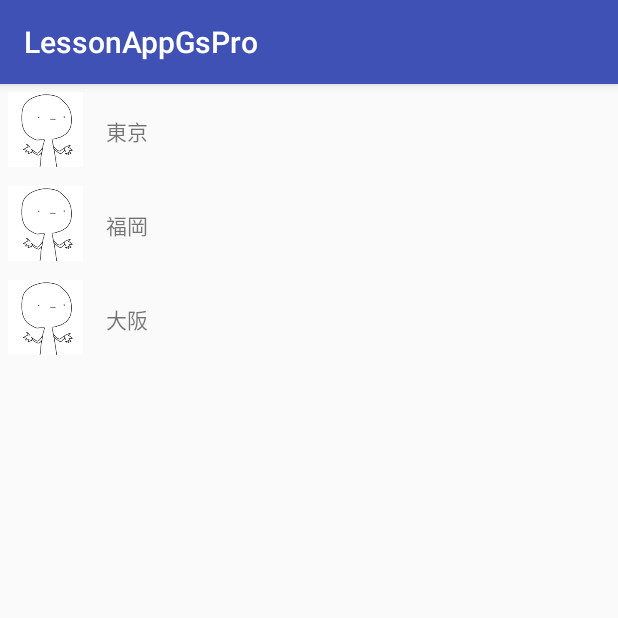
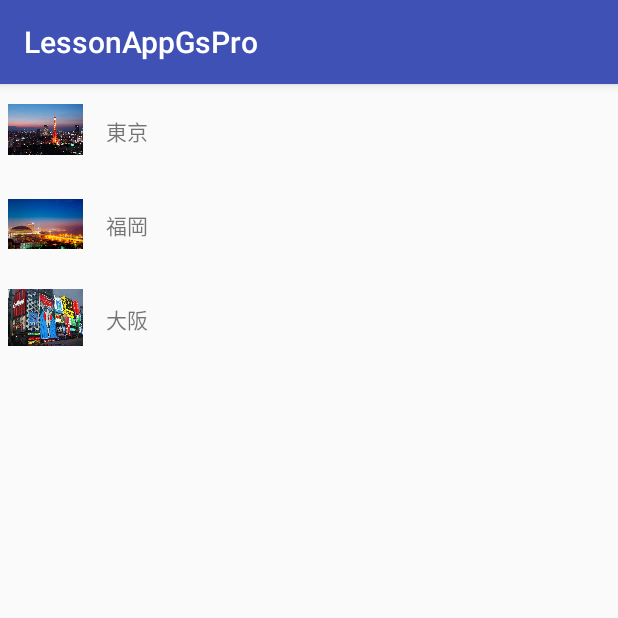
Before and after one commit to gaku-takeno/GsPro, an Android app: the RecyclerViewActivity screen opened directly, with no data from a screen before it, on a phone screen of 412 x 824 dp, the top half of it. Run offline under Robolectric (Android 15) with nearby library versions, the phone set to English and light mode, and no system bars.

Commit message:
no message

```diff
--- a/app/src/main/java/pro/gs/com/lessonappgspro/RecyclerAdapter.java
+++ b/app/src/main/java/pro/gs/com/lessonappgspro/RecyclerAdapter.java
@@ -13,7 +13,6 @@ import android.widget.TextView;
 import java.util.ArrayList;
 
 public class RecyclerAdapter extends RecyclerView.Adapter {
-
     private ArrayList<CustomDataObject> my_List;
     private Context context;
 
@@ -24,19 +23,25 @@ public class RecyclerAdapter extends RecyclerView.Adapter {
 
     @Override
     public RecyclerView.ViewHolder onCreateViewHolder(ViewGroup parent, int viewType) {
+
+        //リスト一つ分のレイアウトを取り出す
         View view = LayoutInflater.from(context).inflate(R.layout.customlistview, parent, false);
         return new ViewHolder(view, context);
     }
 
-
     @Override
     public void onBindViewHolder(RecyclerView.ViewHolder holder, int position) {
+        ViewHolder holderView = (ViewHolder) holder;
 
-        ViewHolder holderView = (ViewHolder) holder;
-        //現在、画面に現れたデータを得る
+        //リスト項目一つ分のオブジェクトデータ（CutomDataObject）を取り出す。
         CustomDataObject item = my_List.get(position);
+
+        //レイアウトにデータを流し込み、一つ分のレイアウトを作成する。
+        //onBindViewHolder関数の処理が終わる同時にレイアウトがリストに追加される
         holderView.name.setText(item.getName());
         holderView.image.setImageResource(item.getImageId());
+
+
 
     }
 
@@ -44,7 +49,6 @@ public class RecyclerAdapter extends RecyclerView.Adapter {
     public int getItemCount() {
         return this.my_List.size();
     }
-
 
     // 毎回findViewByIdをしなくてよくし、高速化に使用するholderクラス
     private static class ViewHolder extends RecyclerView.ViewHolder {
@@ -55,9 +59,6 @@ public class RecyclerAdapter extends RecyclerView.Adapter {
             // CustomDataのデータをViewの各Widgetにセットする
             name = (TextView) v.findViewById(R.id.name);
             image = (ImageView) v.findViewById(R.id.image);
-
         }
-
     }
-
 }
--- a/app/src/main/java/pro/gs/com/lessonappgspro/RecyclerViewActivity.java
+++ b/app/src/main/java/pro/gs/com/lessonappgspro/RecyclerViewActivity.java
@@ -18,24 +18,28 @@ public class RecyclerViewActivity extends AppCompatActivity {
         RecyclerView recyclerView = (RecyclerView) findViewById(R.id.mylist);
         ArrayList<CustomDataObject> customDataObjectArrayList = new ArrayList<>();
 
+        //リスト一つ分のデータオブジェクトを配列（ArrayList）に追加していく。
         CustomDataObject customDataObject = new CustomDataObject();
         customDataObject.setName("東京");
-        customDataObject.setImageId(R.drawable.my_icon);
+        customDataObject.setImageId(R.drawable.tokyo);
         customDataObjectArrayList.add(customDataObject);
 
-
+        //リスト一つ分のデータオブジェクトを配列（ArrayList）に追加していく。
         CustomDataObject customDataObject2 = new CustomDataObject();
         customDataObject2.setName("福岡");
-        customDataObject2.setImageId(R.drawable.my_icon);
+        customDataObject2.setImageId(R.drawable.fukuoka);
         customDataObjectArrayList.add(customDataObject2);
 
+        //リスト一つ分のデータオブジェクトを配列（ArrayList）に追加していく。
         CustomDataObject customDataObject3 = new CustomDataObject();
         customDataObject3.setName("大阪");
-        customDataObject3.setImageId(R.drawable.my_icon);
+        customDataObject3.setImageId(R.drawable.oosaka);
         customDataObjectArrayList.add(customDataObject3);
 
 
+        //配列（ArrayList<CustomDataObject>）をRecyclerAdapterに渡す。
         RecyclerAdapter customAdapater = new RecyclerAdapter(customDataObjectArrayList,this);
+        //RecyclerViewウィジェットにアダプターをセットする。
         recyclerView.setAdapter(customAdapater);
 
         LinearLayoutManager manager = new LinearLayoutManager(this);
```
Also changed, not shown: app/src/main/res/drawable/fukuoka.jpg.
